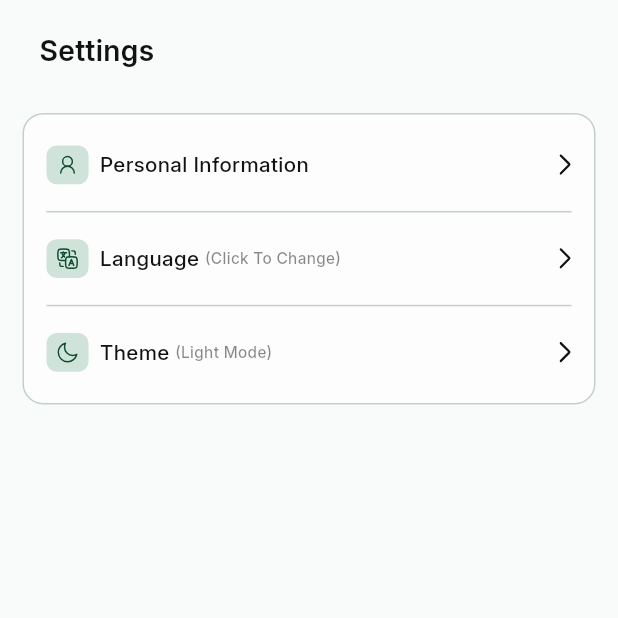
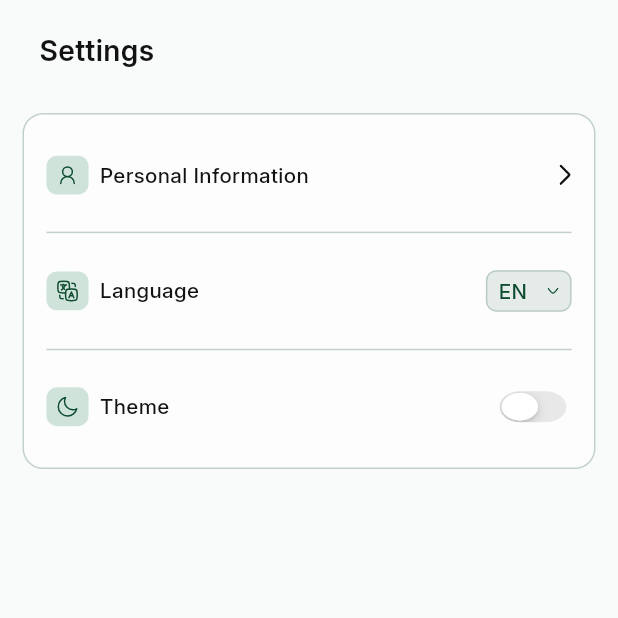
Before and after one commit to mariev-asheaa/Thamara, a Flutter app: the SettingsView screen opened directly, on a phone screen of 412 x 824 dp, the top half of it. Run offline on Flutter 3.47's test engine with Material 3 defaults, Android fonts, the phone set to English and light mode, and no system bars; our stand-ins replace bloc, country_code_picker, dartz, device_info_plus, device_preview, dio and 22 more; missing offline and left inert: flutter_facebook_auth; accounts and stored records are empty.

Commit message:
update settings feature ui and add language_dropdown file

```diff
--- /dev/null
+++ b/lib/features/settings/presentation/widgets/language_dropdown.dart
@@ -0,0 +1,118 @@
+import 'package:easy_localization/easy_localization.dart';
+import 'package:flutter/cupertino.dart';
+import 'package:flutter/material.dart';
+import 'package:flutter_screenutil/flutter_screenutil.dart';
+import 'package:flutter_svg/svg.dart';
+import 'package:thamara/features/settings/presentation/widgets/settings_option_item.dart';
+
+import '../../../../core/color_manager/app_colors.dart';
+import '../../../../core/text_style_manager/text_style_manager.dart';
+import '../../../../generated/locale_keys.g.dart';
+
+class LanguageDropdown extends StatelessWidget {
+  final String currentLanguage;
+  final ValueChanged<String> onLanguageChanged;
+
+  const LanguageDropdown({
+    super.key,
+    required this.currentLanguage,
+    required this.onLanguageChanged,
+  });
+
+  @override
+  Widget build(BuildContext context) {
+    return SettingsOptionItem(
+      title: LocaleKeys.languageOption.tr(),
+      iconPath: 'assets/images/translate.svg',
+      onTap: () {},
+      trailing: PopupMenuButton<String>(
+        offset: Offset(0, 36.h),
+        menuPadding: EdgeInsets.zero,
+        constraints: BoxConstraints(minWidth: 120.w, maxWidth: 120.w),
+        clipBehavior: Clip.antiAlias,
+        shape: RoundedRectangleBorder(borderRadius: BorderRadius.circular(8.r)),
+        child: Container(
+          width: 61.w,
+          height: 32.h,
+          padding: EdgeInsets.symmetric(horizontal: 8.w, vertical: 4.h),
+          decoration: BoxDecoration(
+            color: AppColors.primaryColor.withValues(alpha: 0.10),
+            borderRadius: BorderRadius.circular(8.r),
+            border: Border.all(
+              color: AppColors.primaryColor.withValues(alpha: 0.20),
+              width: 1,
+            ),
+          ),
+          child: Row(
+            mainAxisAlignment: MainAxisAlignment.spaceBetween,
+            children: [
+              Text(
+                currentLanguage == 'English' ? 'EN' : 'AR',
+                style: TextStyleManager.font16Medium.copyWith(
+                  color: AppColors.primaryColor,
+                ),
+              ),
+              SvgPicture.asset(
+                'assets/images/dropButton.svg',
+                width: 8.w,
+                height: 8.h,
+              ),
+            ],
+          ),
+        ),
+        itemBuilder: (BuildContext context) {
+          return <PopupMenuEntry<String>>[
+            PopupMenuItem<String>(
+              value: 'English',
+              height: 40.h,
+              padding: EdgeInsets.zero,
+              child: Container(
+                height: 40.h,
+                width: double.infinity,
+                padding: EdgeInsets.symmetric(vertical: 0.h, horizontal: 8.w),
+                color: currentLanguage == 'English'
+                    ? AppColors.primaryColor.withValues(alpha: 0.20)
+                    : AppColors.primaryColor.withValues(alpha: 0.10),
+                child: Center(
+                  child: Text(
+                    LocaleKeys.languageEnglish.tr(),
+                    style: TextStyleManager.font16Medium.copyWith(
+                      color: AppColors.primaryColor,
+                    ),
+                  ),
+                ),
+              ),
+            ),
+            PopupMenuItem<String>(
+              value: 'Arabic',
+              height: 40.h,
+              padding: EdgeInsets.zero,
+
+              child: Container(
+                height: 40.h,
+                width: double.infinity,
+                padding: EdgeInsets.symmetric(vertical: 0.h, horizontal: 8.w),
+                color: currentLanguage == 'Arabic'
+                    ? AppColors.primaryColor.withValues(alpha: 0.20)
+                    : AppColors.primaryColor.withValues(alpha: 0.10),
+                child: Center(
+                  child: Text(
+                    LocaleKeys.languageArabic.tr(),
+                    style: TextStyleManager.font16Medium.copyWith(
+                      color: AppColors.primaryColor,
+                    ),
+                  ),
+                ),
+              ),
+            ),
+          ];
+        },
+        onSelected: (String newValue) {
+          if (newValue != currentLanguage) {
+            onLanguageChanged(newValue);
+          }
+        },
+      ),
+    );
+  }
+}
--- a/lib/features/settings/presentation/widgets/settings_option_item.dart
+++ b/lib/features/settings/presentation/widgets/settings_option_item.dart
@@ -9,6 +9,7 @@ class SettingsOptionItem extends StatelessWidget {
   final String? subtitle;
   final String iconPath;
   final VoidCallback onTap;
+  final Widget? trailing;
 
   const SettingsOptionItem({
     super.key,
@@ -16,12 +17,17 @@ class SettingsOptionItem extends StatelessWidget {
     this.subtitle,
     required this.iconPath,
     required this.onTap,
+    this.trailing,
   });
 
   @override
   Widget build(BuildContext context) {
     return GestureDetector(
+      behavior: HitTestBehavior.opaque,
       onTap: onTap,
+      child: Padding(
+        padding: EdgeInsets.symmetric(vertical: 8.h),
+
         child: Row(
           children: [
             Container(
@@ -52,8 +58,9 @@ class SettingsOptionItem extends StatelessWidget {
 
             const Spacer(),
 
-          SvgPicture.asset("assets/images/arrow.svg"),
+            trailing ?? SvgPicture.asset("assets/images/arrow.svg"),
           ],
+        ),
       ),
     );
   }
--- a/lib/features/settings/presentation/widgets/settings_options.dart
+++ b/lib/features/settings/presentation/widgets/settings_options.dart
@@ -9,10 +9,18 @@ import 'package:thamara/features/settings/presentation/widgets/settings_option_i
 import '../../../../core/color_manager/app_colors.dart';
 import '../../../../core/routing/routes.dart';
 import '../../../../generated/locale_keys.g.dart';
-import '../views/personal_information_view.dart';
+import 'language_dropdown.dart';
 
-class SettingsOptions extends StatelessWidget {
+class SettingsOptions extends StatefulWidget {
   const SettingsOptions({super.key});
+
+  @override
+  State<SettingsOptions> createState() => _SettingsOptionsState();
+}
+
+class _SettingsOptionsState extends State<SettingsOptions> {
+  bool isDarkMode = false;
+  String currentLanguage = 'English';
 
   @override
   Widget build(BuildContext context) {
@@ -21,7 +29,6 @@ class SettingsOptions extends StatelessWidget {
       padding: EdgeInsets.symmetric(horizontal: 16.w, vertical: 24.h),
       decoration: BoxDecoration(
         color: AppColors.whiteColor,
-
         borderRadius: BorderRadius.circular(16.r),
         border: Border.all(
           color: AppColors.primaryColor.withValues(alpha: 0.25),
@@ -38,21 +45,38 @@ class SettingsOptions extends StatelessWidget {
               context.pushWithNamed(Routes.profileView);
             },
           ),
-          SettingsDivider(),
-          SettingsOptionItem(
-            title: LocaleKeys.languageOption.tr(),
-            iconPath: 'assets/images/translate.svg',
-            subtitle: LocaleKeys.clickToChange.tr(),
-            onTap: () {
-              //
+          const SettingsDivider(),
+
+          LanguageDropdown(
+            currentLanguage: currentLanguage,
+            onLanguageChanged: (newValue) {
+              setState(() {
+                currentLanguage = newValue;
+              });
             },
           ),
-          SettingsDivider(),
+          const SettingsDivider(),
+
           SettingsOptionItem(
             title: LocaleKeys.themeOption.tr(),
-            subtitle: "(Light Mode)",
             iconPath: 'assets/images/theme.svg',
             onTap: () {},
+            trailing: SizedBox(
+              width: 55.w,
+              height: 30.h,
+              child: FittedBox(
+                fit: BoxFit.fill,
+                child: CupertinoSwitch(
+                  value: isDarkMode,
+                  activeTrackColor: AppColors.primaryColor,
+                  onChanged: (value) {
+                    setState(() {
+                      isDarkMode = value;
+                    });
+                  },
+                ),
+              ),
+            ),
           ),
         ],
       ),
```
Lines whose indentation alone changed are shown as unchanged.
